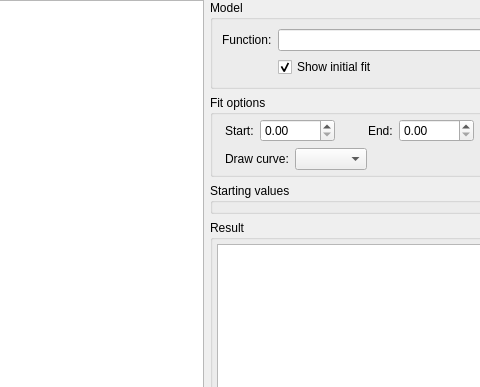
Qt form src/tailor/resources/plot_tab.ui (davidfokkema/tailor) before a commit; both pictures show x 306 to 786 and y 0 to 387 of the 916 by 646 pixel window.
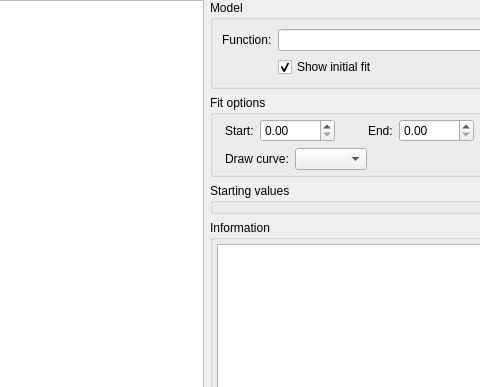
The same form after that commit. Custom widgets are drawn as their Qt base class.

Commit message:
Update information box with data sources
Useful to not lose track of which columns are used in the plot.

The edit to the form file:
```diff
--- a/src/tailor/resources/plot_tab.ui
+++ b/src/tailor/resources/plot_tab.ui
@@ -223,7 +223,7 @@
      <item>
       <widget class="QGroupBox" name="groupBox_3">
        <property name="title">
-        <string>Result</string>
+        <string>Information</string>
        </property>
        <layout class="QVBoxLayout" name="verticalLayout">
         <property name="leftMargin">
```
The commit also changes 2 other files.
